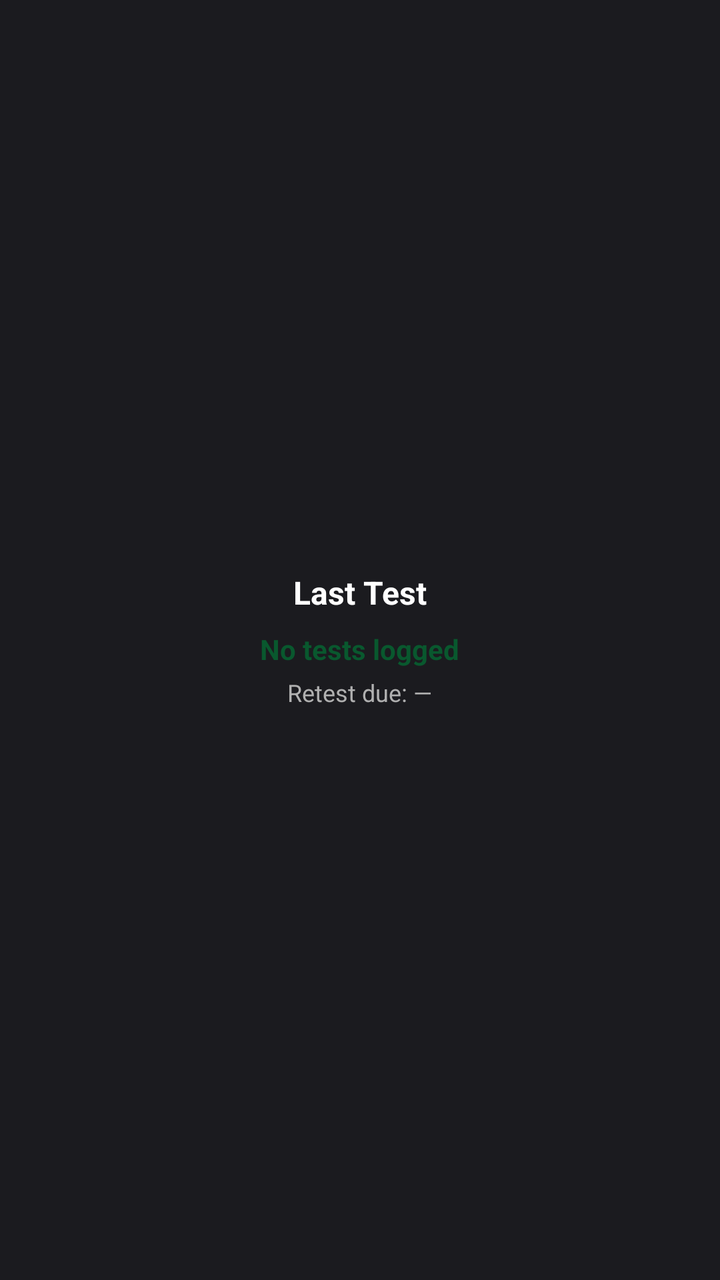
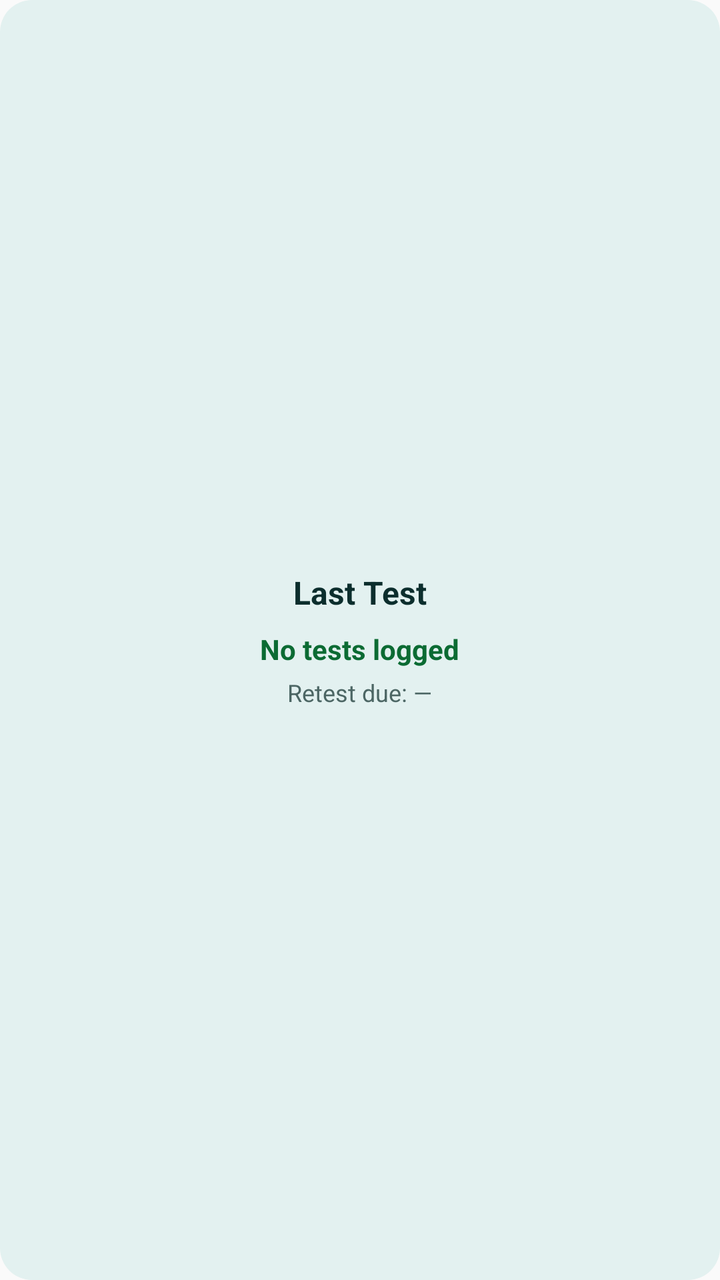

The first picture is an Android layout as it rendered before a commit; the second is the same layout after the commit. The layout source and the unified diff follow.
<!-- AndroidManifest.xml: application theme AppTheme -->
<!-- res/layout/test_widget.xml -->
<?xml version="1.0" encoding="utf-8"?>
<LinearLayout xmlns:android="http://schemas.android.com/apk/res/android"
    android:id="@+id/widget_root"
    android:layout_width="match_parent"
    android:layout_height="match_parent"
    android:orientation="vertical"
    android:padding="16dp"
    android:background="#1B1B1F"
    android:gravity="center">

    <TextView
        android:id="@+id/widget_test_title"
        android:layout_width="wrap_content"
        android:layout_height="wrap_content"
        android:text="Last Test"
        android:textSize="16sp"
        android:textColor="#FFFFFF"
        android:textStyle="bold" />

    <TextView
        android:id="@+id/widget_last_test"
        android:layout_width="wrap_content"
        android:layout_height="wrap_content"
        android:layout_marginTop="8dp"
        android:text="No tests logged"
        android:textSize="14sp"
        android:textColor="#09582E"
        android:textStyle="bold"
        android:maxLines="2"
        android:ellipsize="end" />

    <TextView
        android:id="@+id/widget_retest_due"
        android:layout_width="wrap_content"
        android:layout_height="wrap_content"
        android:layout_marginTop="4dp"
        android:text="Retest due: —"
        android:textSize="12sp"
        android:textColor="#B0B0B0" />
</LinearLayout>
<!-- resources referenced by this layout -->
<resources>
  <style name="AppTheme" parent="Theme.AppCompat.Light.DarkActionBar">
          
          <item name="colorPrimary">@color/colorPrimary</item>
          <item name="colorPrimaryDark">@color/colorPrimaryDark</item>
          <item name="colorAccent">@color/colorAccent</item>
          <item name="android:statusBarColor">@android:color/transparent</item>
          <item name="android:navigationBarColor">@android:color/transparent</item>
      </style>
</resources>

<!-- the commit's change to res/layout/test_widget.xml (unified diff, before → after) -->
@@ -5,7 +5,7 @@
     android:layout_height="match_parent"
     android:orientation="vertical"
     android:padding="16dp"
-    android:background="#1B1B1F"
+    android:background="@drawable/widget_background"
     android:gravity="center">
 
     <TextView
@@ -14,7 +14,7 @@
         android:layout_height="wrap_content"
         android:text="Last Test"
         android:textSize="16sp"
-        android:textColor="#FFFFFF"
+        android:textColor="@color/widget_text_primary"
         android:textStyle="bold" />
 
     <TextView
@@ -24,7 +24,7 @@
         android:layout_marginTop="8dp"
         android:text="No tests logged"
         android:textSize="14sp"
-        android:textColor="#09582E"
+        android:textColor="@color/widget_good"
         android:textStyle="bold"
         android:maxLines="2"
         android:ellipsize="end" />
@@ -36,5 +36,5 @@
         android:layout_marginTop="4dp"
         android:text="Retest due: —"
         android:textSize="12sp"
-        android:textColor="#B0B0B0" />
+        android:textColor="@color/widget_text_muted" />
 </LinearLayout>
<!-- resource entries referenced after the edit -->
@@ -1,5 +1,15 @@
 <!-- resources referenced by this layout -->
 <resources>
+  <color name="widget_good">#0B6B33</color>
+  <color name="widget_text_muted">#4C6664</color>
+  <color name="widget_text_primary">#0C2E2D</color>
+  <!-- drawable widget_background (drawable) -->
+  <?xml version="1.0" encoding="utf-8"?>
+  <shape xmlns:android="http://schemas.android.com/apk/res/android"
+      android:shape="rectangle">
+      <solid android:color="@color/widget_bg" />
+      <corners android:radius="16dp" />
+  </shape>
   <style name="AppTheme" parent="Theme.AppCompat.Light.DarkActionBar">
           
           <item name="colorPrimary">@color/colorPrimary</item>
@@ -8,5 +18,6 @@
           <item name="android:statusBarColor">@android:color/transparent</item>
           <item name="android:navigationBarColor">@android:color/transparent</item>
       </style>
+  <color name="widget_bg">#E3F1F0</color>
 </resources>
 
